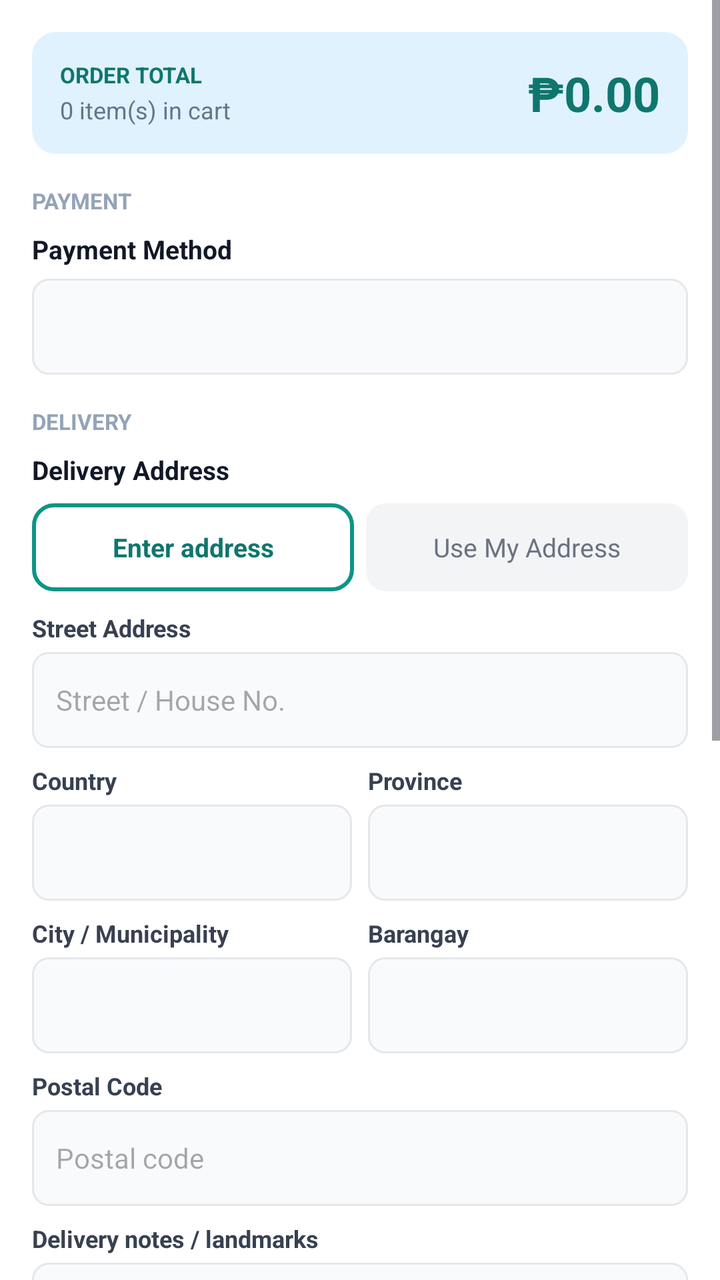
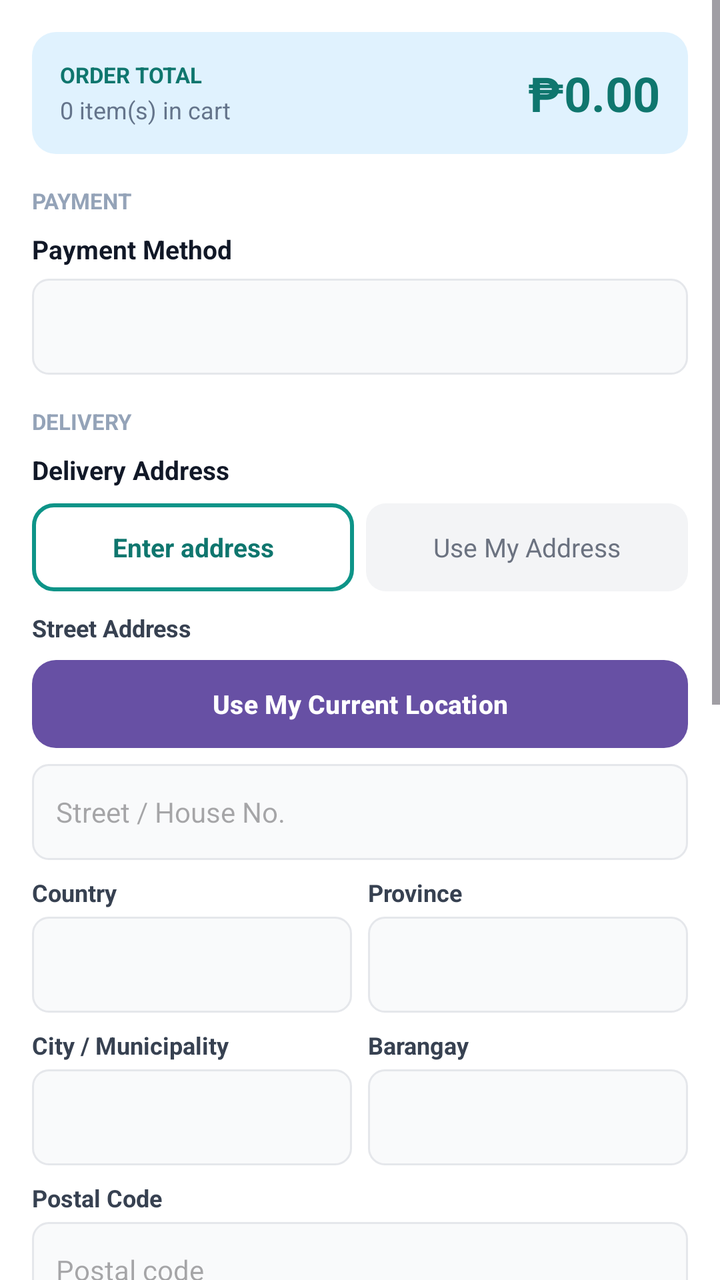

Before-and-after screenshots of an Android layout around one commit, followed by the original layout XML and the change that was made.
<!-- AndroidManifest.xml: application theme Theme.VapeShop -->
<!-- res/layout/dialog_checkout.xml -->
<?xml version="1.0" encoding="utf-8"?>
<ScrollView xmlns:android="http://schemas.android.com/apk/res/android"
    android:layout_width="match_parent"
    android:layout_height="wrap_content"
    android:background="#FFFFFF"
    android:fillViewport="true"
    android:scrollbars="vertical">

    <LinearLayout
        android:layout_width="match_parent"
        android:layout_height="wrap_content"
        android:orientation="vertical"
        android:padding="16dp">

        <LinearLayout
            android:layout_width="match_parent"
            android:layout_height="wrap_content"
            android:background="@drawable/bg_checkout_summary"
            android:gravity="center_vertical"
            android:orientation="horizontal"
            android:padding="14dp">

            <LinearLayout
                android:layout_width="0dp"
                android:layout_height="wrap_content"
                android:layout_weight="1"
                android:orientation="vertical">

                <TextView
                    android:layout_width="wrap_content"
                    android:layout_height="wrap_content"
                    android:text="ORDER TOTAL"
                    android:textColor="#0F766E"
                    android:textSize="11sp"
                    android:textStyle="bold" />

                <TextView
                    android:id="@+id/checkout_item_count"
                    android:layout_width="wrap_content"
                    android:layout_height="wrap_content"
                    android:layout_marginTop="2dp"
                    android:text="0 item(s) in cart"
                    android:textColor="#64748B"
                    android:textSize="12sp" />
            </LinearLayout>

            <TextView
                android:id="@+id/checkout_total_amount"
                android:layout_width="wrap_content"
                android:layout_height="wrap_content"
                android:text="₱0.00"
                android:textColor="#0F766E"
                android:textSize="24sp"
                android:textStyle="bold" />
        </LinearLayout>

        <TextView
            android:layout_width="match_parent"
            android:layout_height="wrap_content"
            android:layout_marginTop="16dp"
            android:text="PAYMENT"
            android:textColor="#94A3B8"
            android:textSize="11sp"
            android:textStyle="bold" />

        <TextView
            android:layout_width="match_parent"
            android:layout_height="wrap_content"
            android:layout_marginTop="8dp"
            android:text="Payment Method"
            android:textColor="#111827"
            android:textSize="13sp"
            android:textStyle="bold" />

        <Spinner
            android:id="@+id/checkout_payment_method"
            android:layout_width="match_parent"
            android:layout_height="48dp"
            android:layout_marginTop="6dp"
            android:background="@drawable/bg_checkout_input"
            android:paddingHorizontal="8dp" />

        <LinearLayout
            android:id="@+id/checkout_gcash_section"
            android:layout_width="match_parent"
            android:layout_height="wrap_content"
            android:layout_marginTop="10dp"
            android:background="@drawable/bg_checkout_gcash_box"
            android:orientation="vertical"
            android:padding="12dp"
            android:visibility="gone">

            <TextView
                android:layout_width="match_parent"
                android:layout_height="wrap_content"
                android:text="Pay to QuickPuff GCash"
                android:textColor="#0C4A6E"
                android:textSize="13sp"
                android:textStyle="bold" />

            <TextView
                android:layout_width="match_parent"
                android:layout_height="wrap_content"
                android:layout_marginTop="2dp"
                android:text="+63 9365879409"
                android:textColor="#0369A1"
                android:textSize="14sp"
                android:textStyle="bold" />

            <ImageView
                android:id="@+id/checkout_gcash_qr"
                android:layout_width="200dp"
                android:layout_height="200dp"
                android:layout_gravity="center_horizontal"
                android:layout_marginTop="10dp"
                android:background="#FFFFFF"
                android:contentDescription="GCash QR code"
                android:padding="6dp"
                android:scaleType="fitCenter" />

            <Button
                android:id="@+id/btn_open_gcash"
                android:layout_width="match_parent"
                android:layout_height="48dp"
                android:layout_marginTop="10dp"
                android:background="@drawable/bg_checkout_open_gcash"
                android:text="Open in GCash"
                android:textAllCaps="false"
                android:textColor="#FFFFFF"
                android:textSize="15sp"
                android:textStyle="bold" />

            <TextView
                android:layout_width="match_parent"
                android:layout_height="wrap_content"
                android:layout_marginTop="10dp"
                android:text="GCash Reference Number"
                android:textColor="#111827"
                android:textSize="13sp"
                android:textStyle="bold" />

            <EditText
                android:id="@+id/checkout_gcash_reference"
                android:layout_width="match_parent"
                android:layout_height="48dp"
                android:layout_marginTop="6dp"
                android:background="@drawable/bg_checkout_input"
                android:hint="Enter GCash reference number"
                android:inputType="text"
                android:paddingHorizontal="12dp"
                android:textColor="#111827"
                android:textSize="14sp" />
        </LinearLayout>

        <TextView
            android:layout_width="match_parent"
            android:layout_height="wrap_content"
            android:layout_marginTop="16dp"
            android:text="DELIVERY"
            android:textColor="#94A3B8"
            android:textSize="11sp"
            android:textStyle="bold" />

        <TextView
            android:layout_width="match_parent"
            android:layout_height="wrap_content"
            android:layout_marginTop="8dp"
            android:text="Delivery Address"
            android:textColor="#111827"
            android:textSize="13sp"
            android:textStyle="bold" />

        <LinearLayout
            android:layout_width="match_parent"
            android:layout_height="wrap_content"
            android:layout_marginTop="8dp"
            android:orientation="horizontal">

            <TextView
                android:id="@+id/btn_address_enter"
                android:layout_width="0dp"
                android:layout_height="44dp"
                android:layout_marginEnd="6dp"
                android:layout_weight="1"
                android:background="@drawable/bg_checkout_tab_selected"
                android:gravity="center"
                android:text="Enter address"
                android:textColor="#0F766E"
                android:textSize="13sp"
                android:textStyle="bold" />

            <TextView
                android:id="@+id/btn_address_saved"
                android:layout_width="0dp"
                android:layout_height="44dp"
                android:layout_weight="1"
                android:background="@drawable/bg_checkout_tab_unselected"
                android:gravity="center"
                android:text="Use My Address"
                android:textColor="#6B7280"
                android:textSize="13sp" />
        </LinearLayout>

        <TextView
            android:id="@+id/checkout_saved_address_preview"
            android:layout_width="match_parent"
            android:layout_height="wrap_content"
            android:layout_marginTop="10dp"
            android:background="@drawable/bg_checkout_gcash_box"
            android:padding="12dp"
            android:text="Registered address will appear here"
            android:textColor="#134E4A"
            android:textSize="13sp"
            android:visibility="gone" />

        <LinearLayout
            android:id="@+id/checkout_manual_fields"
            android:layout_width="match_parent"
            android:layout_height="wrap_content"
            android:layout_marginTop="10dp"
            android:orientation="vertical">

            <TextView
                android:layout_width="match_parent"
                android:layout_height="wrap_content"
                android:text="Street Address"
                android:textColor="#374151"
                android:textSize="12sp"
                android:textStyle="bold" />

            <EditText
                android:id="@+id/checkout_street"
                android:layout_width="match_parent"
                android:layout_height="48dp"
                android:layout_marginTop="4dp"
                android:background="@drawable/bg_checkout_input"
                android:hint="Street / House No."
                android:inputType="textPostalAddress"
                android:paddingHorizontal="12dp"
                android:textColor="#111827"
                android:textSize="14sp" />

            <LinearLayout
                android:layout_width="match_parent"
                android:layout_height="wrap_content"
                android:layout_marginTop="8dp"
                android:orientation="horizontal">

                <LinearLayout
                    android:layout_width="0dp"
                    android:layout_height="wrap_content"
                    android:layout_marginEnd="4dp"
                    android:layout_weight="1"
                    android:orientation="vertical">

                    <TextView
                        android:layout_width="match_parent"
                        android:layout_height="wrap_content"
                        android:text="Country"
                        android:textColor="#374151"
                        android:textSize="12sp"
                        android:textStyle="bold" />

                    <Spinner
                        android:id="@+id/checkout_country"
                        android:layout_width="match_parent"
                        android:layout_height="48dp"
                        android:layout_marginTop="4dp"
                        android:background="@drawable/bg_checkout_input" />
                </LinearLayout>

                <LinearLayout
                    android:layout_width="0dp"
                    android:layout_height="wrap_content"
                    android:layout_marginStart="4dp"
                    android:layout_weight="1"
                    android:orientation="vertical">

                    <TextView
                        android:layout_width="match_parent"
                        android:layout_height="wrap_content"
                        android:text="Province"
                        android:textColor="#374151"
                        android:textSize="12sp"
                        android:textStyle="bold" />

                    <Spinner
                        android:id="@+id/checkout_province"
                        android:layout_width="match_parent"
                        android:layout_height="48dp"
                        android:layout_marginTop="4dp"
                        android:background="@drawable/bg_checkout_input" />
                </LinearLayout>
            </LinearLayout>

            <LinearLayout
                android:layout_width="match_parent"
                android:layout_height="wrap_content"
                android:layout_marginTop="8dp"
                android:orientation="horizontal">

                <LinearLayout
                    android:layout_width="0dp"
                    android:layout_height="wrap_content"
                    android:layout_marginEnd="4dp"
                    android:layout_weight="1"
                    android:orientation="vertical">

                    <TextView
                        android:layout_width="match_parent"
                        android:layout_height="wrap_content"
                        android:text="City / Municipality"
                        android:textColor="#374151"
                        android:textSize="12sp"
                        android:textStyle="bold" />

                    <Spinner
                        android:id="@+id/checkout_city"
                        android:layout_width="match_parent"
                        android:layout_height="48dp"
                        android:layout_marginTop="4dp"
                        android:background="@drawable/bg_checkout_input" />
                </LinearLayout>

                <LinearLayout
                    android:layout_width="0dp"
                    android:layout_height="wrap_content"
                    android:layout_marginStart="4dp"
                    android:layout_weight="1"
                    android:orientation="vertical">

                    <TextView
                        android:layout_width="match_parent"
                        android:layout_height="wrap_content"
                        android:text="Barangay"
                        android:textColor="#374151"
                        android:textSize="12sp"
                        android:textStyle="bold" />

                    <Spinner
                        android:id="@+id/checkout_barangay"
                        android:layout_width="match_parent"
                        android:layout_height="48dp"
                        android:layout_marginTop="4dp"
                        android:background="@drawable/bg_checkout_input" />
                </LinearLayout>
            </LinearLayout>

            <TextView
                android:layout_width="match_parent"
                android:layout_height="wrap_content"
                android:layout_marginTop="8dp"
                android:text="Postal Code"
                android:textColor="#374151"
                android:textSize="12sp"
                android:textStyle="bold" />

            <EditText
                android:id="@+id/checkout_postal"
                android:layout_width="match_parent"
                android:layout_height="48dp"
                android:layout_marginTop="4dp"
                android:background="@drawable/bg_checkout_input"
                android:hint="Postal code"
                android:inputType="number"
                android:paddingHorizontal="12dp"
                android:textColor="#111827"
                android:textSize="14sp" />

            <TextView
                android:layout_width="match_parent"
                android:layout_height="wrap_content"
                android:layout_marginTop="8dp"
                android:text="Delivery notes / landmarks"
                android:textColor="#374151"
                android:textSize="12sp"
                android:textStyle="bold" />

            <EditText
                android:id="@+id/checkout_description"
                android:layout_width="match_parent"
                android:layout_height="wrap_content"
                android:layout_marginTop="4dp"
                android:background="@drawable/bg_checkout_input"
                android:gravity="top"
                android:hint="Optional delivery notes"
                android:inputType="textMultiLine"
                android:minLines="2"
                android:padding="12dp"
                android:textColor="#111827"
                android:textSize="14sp" />

            <TextView
                android:layout_width="match_parent"
                android:layout_height="wrap_content"
                android:layout_marginTop="12dp"
                android:text="Pin Delivery Location"
                android:textColor="#111827"
                android:textSize="14sp"
                android:textStyle="bold" />

            <Button
                android:id="@+id/btn_use_current_location"
                android:layout_width="match_parent"
                android:layout_height="44dp"
                android:layout_marginTop="8dp"
                android:backgroundTint="#FFFFFF"
                android:text="Use Current Location"
                android:textAllCaps="false"
                android:textColor="#0D9488"
                android:textStyle="bold" />

            <TextView
                android:id="@+id/checkout_map_status"
                android:layout_width="match_parent"
                android:layout_height="wrap_content"
                android:layout_marginTop="6dp"
                android:text="Tap the map or use current location to set your delivery pin"
                android:textColor="#64748B"
                android:textSize="12sp" />

            <WebView
                android:id="@+id/checkout_map_webview"
                android:layout_width="match_parent"
                android:layout_height="220dp"
                android:layout_marginTop="8dp"
                android:background="@drawable/bg_checkout_input" />
        </LinearLayout>

        <TextView
            android:id="@+id/checkout_error"
            android:layout_width="match_parent"
            android:layout_height="wrap_content"
            android:layout_marginTop="10dp"
            android:background="#FEF2F2"
            android:padding="10dp"
            android:textColor="#DC2626"
            android:textSize="13sp"
            android:visibility="gone" />

        <Button
            android:id="@+id/btn_place_order"
            android:layout_width="match_parent"
            android:layout_height="52dp"
            android:layout_marginTop="14dp"
            android:backgroundTint="#06B6D4"
            android:text="Place Order"
            android:textAllCaps="false"
            android:textColor="#FFFFFF"
            android:textSize="16sp"
            android:textStyle="bold" />
    </LinearLayout>
</ScrollView>
<!-- resources referenced by this layout -->
<resources>
  <!-- drawable bg_checkout_gcash_box (drawable) -->
  <?xml version="1.0" encoding="utf-8"?>
  <shape xmlns:android="http://schemas.android.com/apk/res/android">
      <solid android:color="#F0F9FF" />
      <corners android:radius="10dp" />
      <stroke
          android:width="1dp"
          android:color="#BAE6FD" />
  </shape>
  <!-- drawable bg_checkout_input (drawable) -->
  <?xml version="1.0" encoding="utf-8"?>
  <shape xmlns:android="http://schemas.android.com/apk/res/android">
      <solid android:color="#F9FAFB" />
      <corners android:radius="8dp" />
      <stroke
          android:width="1dp"
          android:color="#E5E7EB" />
  </shape>
  <!-- drawable bg_checkout_open_gcash (drawable) -->
  <?xml version="1.0" encoding="utf-8"?>
  <shape xmlns:android="http://schemas.android.com/apk/res/android">
      <solid android:color="#007CFF" />
      <corners android:radius="10dp" />
  </shape>
  <!-- drawable bg_checkout_summary (drawable) -->
  <?xml version="1.0" encoding="utf-8"?>
  <shape xmlns:android="http://schemas.android.com/apk/res/android">
      <solid android:color="#E0F2FE" />
      <corners android:radius="12dp" />
      <padding
          android:left="14dp"
          android:top="12dp"
          android:right="14dp"
          android:bottom="12dp" />
  </shape>
  <!-- drawable bg_checkout_tab_selected (drawable) -->
  <?xml version="1.0" encoding="utf-8"?>
  <shape xmlns:android="http://schemas.android.com/apk/res/android">
      <solid android:color="#FFFFFF" />
      <corners android:radius="10dp" />
      <stroke
          android:width="2dp"
          android:color="#0D9488" />
  </shape>
  <!-- drawable bg_checkout_tab_unselected (drawable) -->
  <?xml version="1.0" encoding="utf-8"?>
  <shape xmlns:android="http://schemas.android.com/apk/res/android">
      <solid android:color="#F3F4F6" />
      <corners android:radius="10dp" />
  </shape>
  <style name="Theme.VapeShop" parent="Base.Theme.VapeShop" />
  <style name="Base.Theme.VapeShop" parent="Theme.Material3.DayNight.NoActionBar">
          
          
      </style>
</resources>

<!-- the commit's change to res/layout/dialog_checkout.xml (unified diff, before → after) -->
@@ -228,11 +228,23 @@
                 android:textSize="12sp"
                 android:textStyle="bold" />
 
+            <Button
+                android:id="@+id/btn_checkout_use_location_address"
+                android:layout_width="match_parent"
+                android:layout_height="44dp"
+                android:layout_marginTop="8dp"
+                android:background="@drawable/bg_edit_address_primary_btn"
+                android:text="Use My Current Location"
+                android:textAllCaps="false"
+                android:textColor="#FFFFFF"
+                android:textSize="13sp"
+                android:textStyle="bold" />
+
             <EditText
                 android:id="@+id/checkout_street"
                 android:layout_width="match_parent"
                 android:layout_height="48dp"
-                android:layout_marginTop="4dp"
+                android:layout_marginTop="8dp"
                 android:background="@drawable/bg_checkout_input"
                 android:hint="Street / House No."
                 android:inputType="textPostalAddress"
<!-- resource entries referenced after the edit -->
@@ -50,6 +50,12 @@
       <solid android:color="#F3F4F6" />
       <corners android:radius="10dp" />
   </shape>
+  <!-- drawable bg_edit_address_primary_btn (drawable) -->
+  <?xml version="1.0" encoding="utf-8"?>
+  <shape xmlns:android="http://schemas.android.com/apk/res/android">
+      <solid android:color="#22C06A" />
+      <corners android:radius="12dp" />
+  </shape>
   <style name="Theme.VapeShop" parent="Base.Theme.VapeShop" />
   <style name="Base.Theme.VapeShop" parent="Theme.Material3.DayNight.NoActionBar">
           
